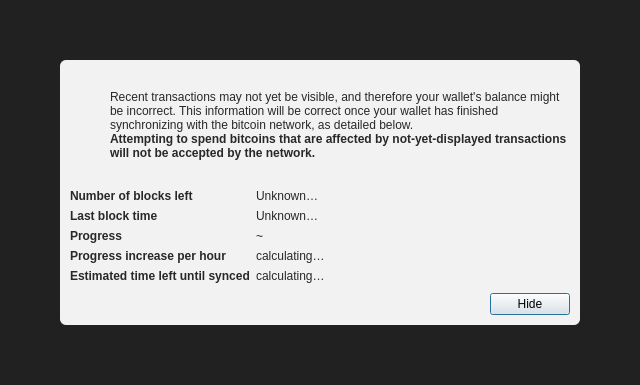
First picture: the form in taox-core/src/qt/forms/modaloverlay.ui, repository Xnuva-Blockchain-Project/Denzuve, before the edit.
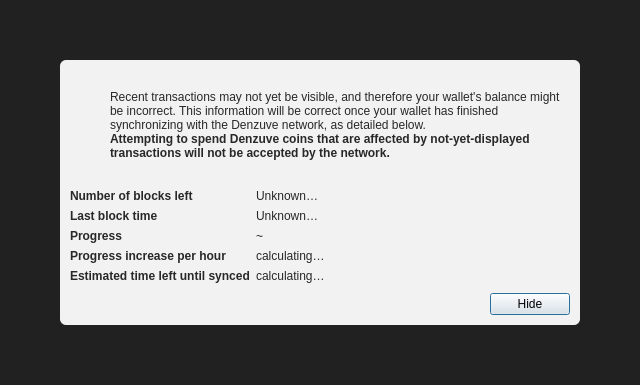
Second picture: the form after the edit. Icons and pictures are not drawn.

Commit message:
brand(denzuve): reconcile GUI RPC and CLI presentation
Replace inherited user-facing branding and reconcile four functional test message expectations without changing their validation logic.

Compilation and full regression qualification remain pending.

What changed in the file:
```diff
--- a/taox-core/src/qt/forms/modaloverlay.ui
+++ b/taox-core/src/qt/forms/modaloverlay.ui
@@ -130,7 +130,7 @@
              <item>
               <widget class="QLabel" name="infoText">
                <property name="text">
-                <string>Recent transactions may not yet be visible, and therefore your wallet's balance might be incorrect. This information will be correct once your wallet has finished synchronizing with the bitcoin network, as detailed below.</string>
+                <string>Recent transactions may not yet be visible, and therefore your wallet's balance might be incorrect. This information will be correct once your wallet has finished synchronizing with the Denzuve network, as detailed below.</string>
                </property>
                <property name="textFormat">
                 <enum>Qt::RichText</enum>
@@ -149,7 +149,7 @@
                 </font>
                </property>
                <property name="text">
-                <string>Attempting to spend bitcoins that are affected by not-yet-displayed transactions will not be accepted by the network.</string>
+                <string>Attempting to spend Denzuve coins that are affected by not-yet-displayed transactions will not be accepted by the network.</string>
                </property>
                <property name="textFormat">
                 <enum>Qt::RichText</enum>
```
The commit also changes 33 other files.
